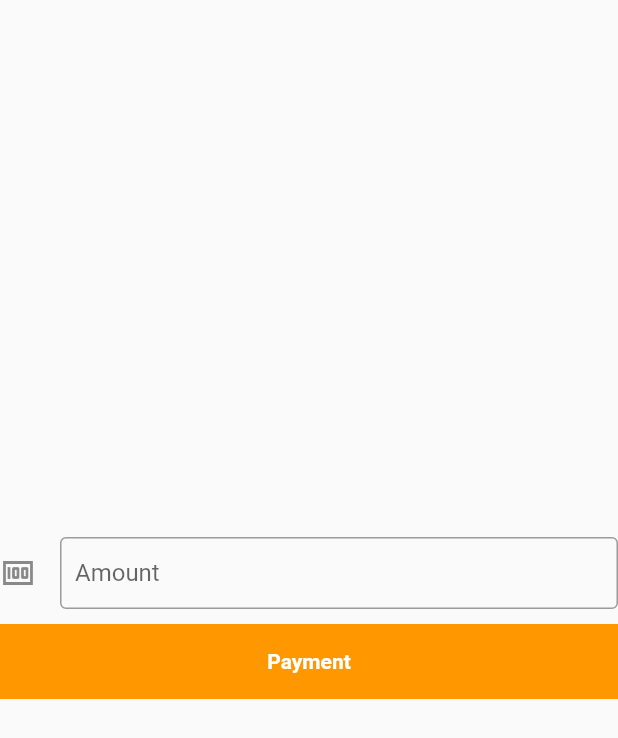
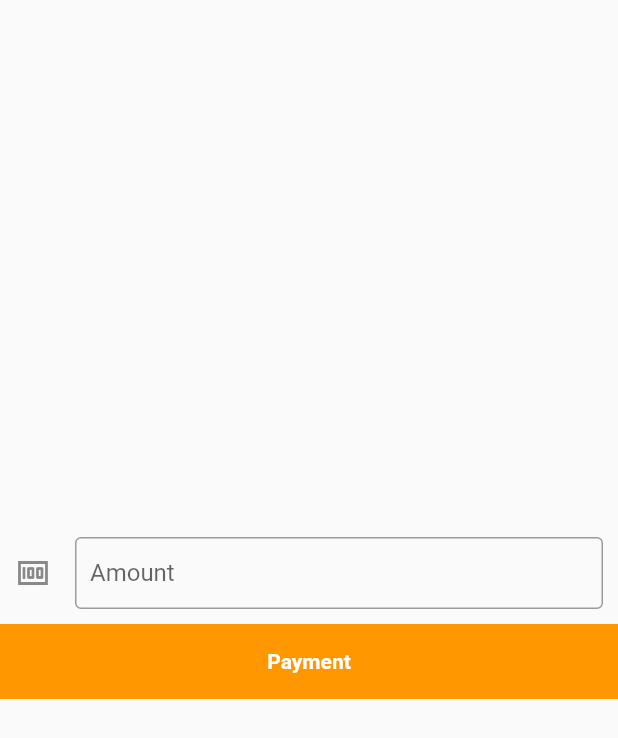
Before and after one commit to sanjidbillah/aamarpay, a Flutter app: the screen it shows after launch, on a phone screen of 412 x 824 dp. Shown: the top 738 px of the screen. Run offline on Flutter 3.47's test engine with Material 2 defaults, Android fonts, the phone set to English and light mode, and no system bars; missing offline and left inert: flutter_inappwebview.

Commit message:
example updated

```diff
--- a/example/lib/main.dart
+++ b/example/lib/main.dart
@@ -29,7 +29,9 @@ class _MyPayState extends State<MyPay> {
         child: Column(
           mainAxisAlignment: MainAxisAlignment.center,
           children: [
-            TextFormField(
+            Padding(
+              padding: const EdgeInsets.symmetric(horizontal: 10),
+              child: TextFormField(
                 controller: _amountController,
                 keyboardType:
                     const TextInputType.numberWithOptions(decimal: true),
@@ -45,6 +47,7 @@ class _MyPayState extends State<MyPay> {
                     amount = value;
                   });
                 },
+              ),
             ),
             SizedBox(
               height: 10,
--- a/lib/src/web_view.dart
+++ b/lib/src/web_view.dart
@@ -56,7 +56,7 @@ class _AAWebViewState extends State<AAWebView> {
         child: Scaffold(
           body: Column(
             children: <Widget>[
-              pageProgress < 1.0
+              pageProgress < 1.0 && _isLoadingPage
                   ? LinearProgressIndicator(
                       value: pageProgress,
                       valueColor: AlwaysStoppedAnimation<Color>(Colors.green),
```
Lines whose indentation alone changed are shown as unchanged.
